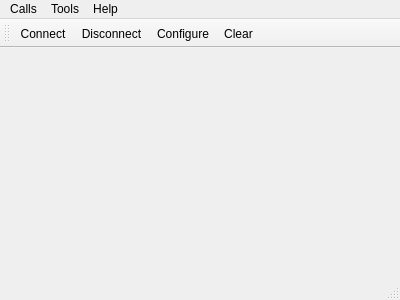
HUSTEPIC/Oscilloscope, file mainwindow.ui: the form before one commit.
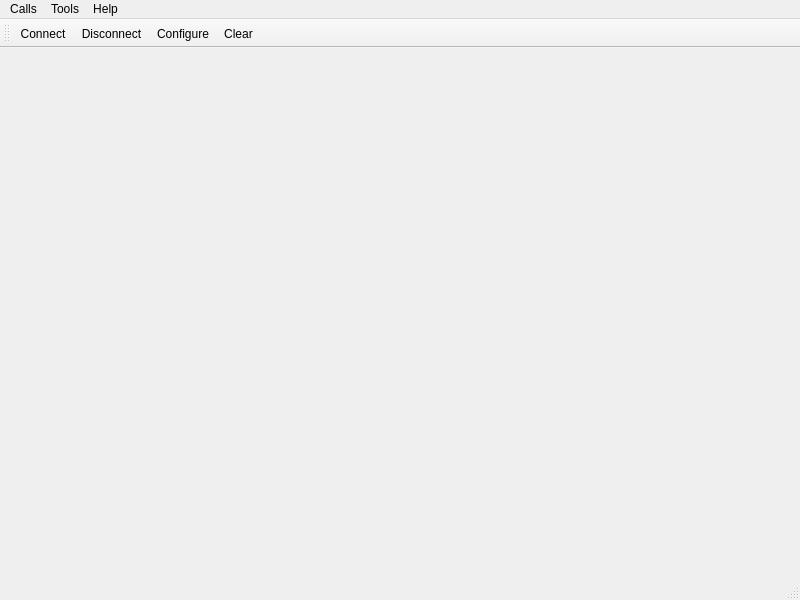
The form after the commit. Icons and pictures are not drawn.

Patch:
```diff
--- a/mainwindow.ui
+++ b/mainwindow.ui
@@ -6,8 +6,8 @@
    <rect>
     <x>0</x>
     <y>0</y>
-    <width>400</width>
-    <height>300</height>
+    <width>800</width>
+    <height>600</height>
    </rect>
   </property>
   <property name="windowTitle">
@@ -21,7 +21,7 @@
     <rect>
      <x>0</x>
      <y>0</y>
-     <width>400</width>
+     <width>800</width>
      <height>26</height>
     </rect>
    </property>
```
Left out of the diff: 12 changed lines with no effect on the pictures.
